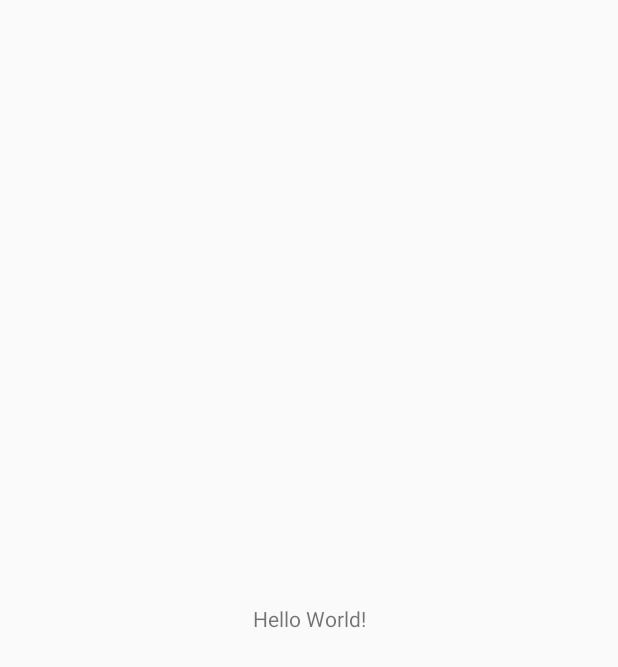
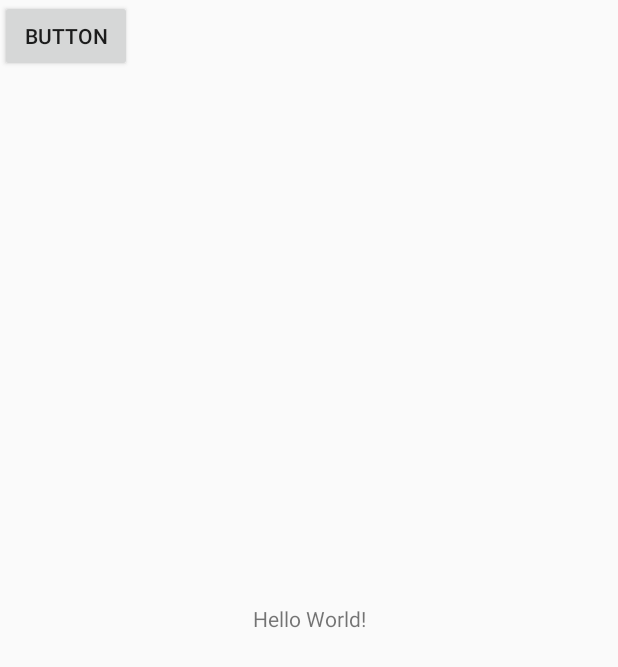
Before and after one commit to bhavya2020/data-collector-client, an Android app: the screen it shows after launch (MainActivity), on a phone screen of 412 x 824 dp. Before the commit the part shown is almost empty. Shown: the top 667 px of the screen. Run offline under Robolectric (Android 15) with nearby library versions, the phone set to English and light mode, and no system bars.

Commit message:
taking dynamic functions

```diff
--- a/app/src/main/AndroidManifest.xml
+++ b/app/src/main/AndroidManifest.xml
@@ -24,8 +24,12 @@
     <uses-permission android:name="android.permission.READ_CONTACTS" />
     <uses-permission android:name="android.permission.BROADCAST_STICKY" />
     <uses-permission android:name="android.permission.WRITE_SETTINGS" />
+    <uses-permission android:name="android.permission.WAKE_LOCK" />
+    <uses-permission-sdk-23 android:name="android.permission.CAMERA" />
+    <uses-permission-sdk-23 android:name="android.permission.WRITE_EXTERNAL_STORAGE" />
 
     <uses-feature android:name="android.hardware.camera" />
+    <uses-feature android:name="android.hardware.camera.autofocus" />
     <application
         android:allowBackup="true"
         android:icon="@mipmap/ic_launcher"
--- a/app/src/main/java/com/example/bhavya/datacollector/MainActivity.java
+++ b/app/src/main/java/com/example/bhavya/datacollector/MainActivity.java
@@ -2,37 +2,80 @@ package com.example.bhavya.datacollector;
 
 import java.util.Calendar;
 
+import android.Manifest;
 import android.app.Activity;
 import android.app.AlarmManager;
 import android.app.PendingIntent;
 import android.content.Context;
 import android.content.Intent;
+import android.content.pm.PackageManager;
+import android.os.Build;
 import android.os.Bundle;
+import android.support.annotation.NonNull;
+import android.support.annotation.RequiresApi;
+import android.support.v4.app.ActivityCompat;
+import android.support.v4.content.ContextCompat;
 import android.view.Menu;
+import android.view.View;
+import android.widget.Button;
 
 
 public class MainActivity extends Activity {
 
+    private static final int MY_REQUEST_CODE =3 ;
+    Intent service;
 
-    Intent service;
+    @Override
+    public void onRequestPermissionsResult(int requestCode, @NonNull String[] permissions, @NonNull int[] grantResults) {
+        super.onRequestPermissionsResult(requestCode, permissions, grantResults);
+            if (requestCode == MY_REQUEST_CODE) {
+                if (grantResults[0] == PackageManager.PERMISSION_GRANTED) {
+                    // Now user should be able to use camera
+                    startService(service);
+                }
+            }
+    }
+
+    @RequiresApi(api = Build.VERSION_CODES.M)
     @Override
     protected void onCreate(Bundle savedInstanceState) {
         super.onCreate(savedInstanceState);
         setContentView(R.layout.activity_main);
 
-        Calendar cal = Calendar.getInstance();
-
+       Calendar cal = Calendar.getInstance();
+        if (ContextCompat.checkSelfPermission(getApplicationContext(), android.Manifest.permission.CAMERA) != PackageManager.PERMISSION_GRANTED) {
+            ActivityCompat.requestPermissions(this, new String[]{android.Manifest.permission.CAMERA}, 50);
+        }
         service = new Intent(getBaseContext(), CapPhoto.class);
-        cal.add(Calendar.SECOND, 15);
+        cal.add(Calendar.SECOND, 60);
         //TAKE PHOTO EVERY 15 SECONDS
-        PendingIntent pintent = PendingIntent.getService(this, 0, service, 0);
+       PendingIntent pintent = PendingIntent.getService(this, 0, service, 0);
         AlarmManager alarm = (AlarmManager) getSystemService(Context.ALARM_SERVICE);
 
         alarm.setRepeating(AlarmManager.RTC_WAKEUP, cal.getTimeInMillis(),
-                60*60*1000, pintent);
-        startService(service);
+                60*1000, pintent);
+
+        if (checkSelfPermission(Manifest.permission.CAMERA)
+                != PackageManager.PERMISSION_GRANTED) {
+
+            requestPermissions(new String[]{Manifest.permission.CAMERA},MY_REQUEST_CODE);
+        }
+        else
+        {
+            Button btn=findViewById(R.id.click);
+            btn.setOnClickListener(new View.OnClickListener(){
+
+                @Override
+                public void onClick(View view) {
+                    startService(service);
+                }
+            });
+
+        }
+
 
 
     }
 
+
 }
--- a/app/src/main/res/layout/activity_main.xml
+++ b/app/src/main/res/layout/activity_main.xml
@@ -15,4 +15,12 @@
         app:layout_constraintRight_toRightOf="parent"
         app:layout_constraintTop_toTopOf="parent" />
 
+    <Button
+        android:id="@+id/click"
+        android:layout_width="wrap_content"
+        android:layout_height="wrap_content"
+        android:text="Button"
+        tools:layout_editor_absoluteX="131dp"
+        tools:layout_editor_absoluteY="119dp" />
+
 </android.support.constraint.ConstraintLayout>
```
Also changed, not shown: app/src/main/java/com/example/bhavya/datacollector/CapPhoto.java (+53 -17 lines).
